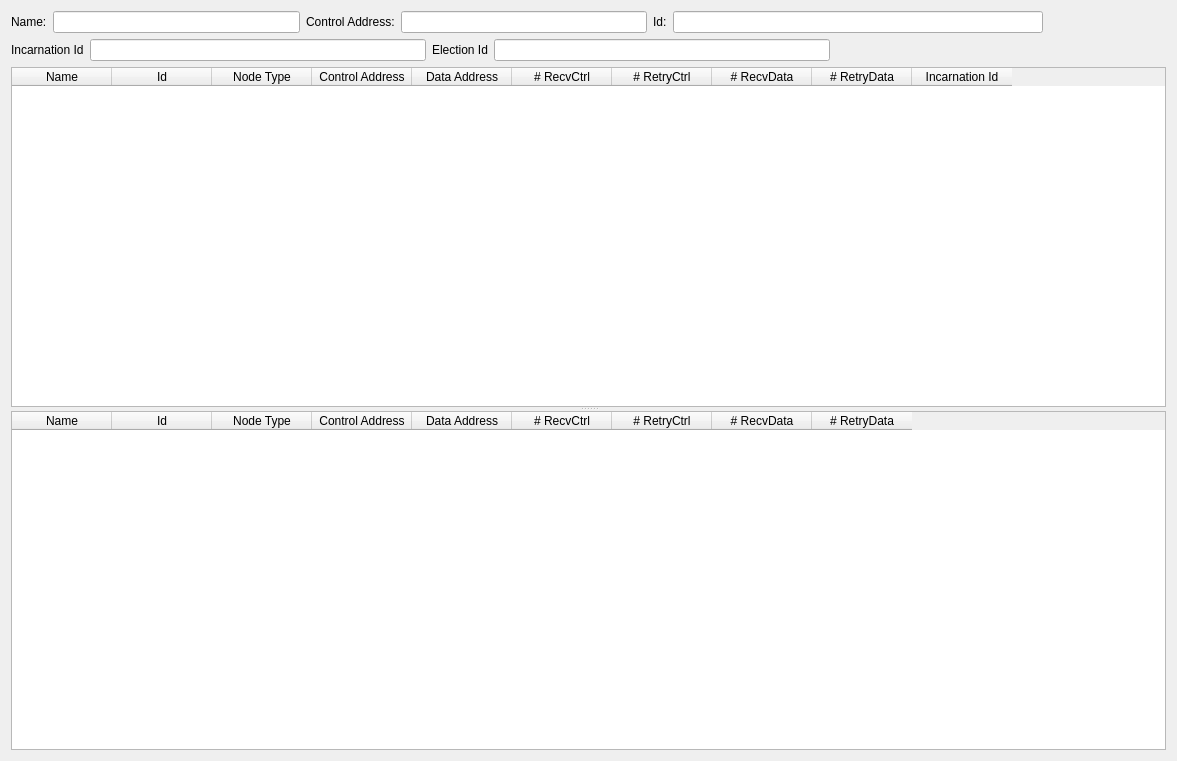
The window that src/dose/dose_dobexplorer.ss/src/RawStatisticsPage.ui (SafirSDK/safir-sdk-core) describes before a commit, drawn with Qt 5.
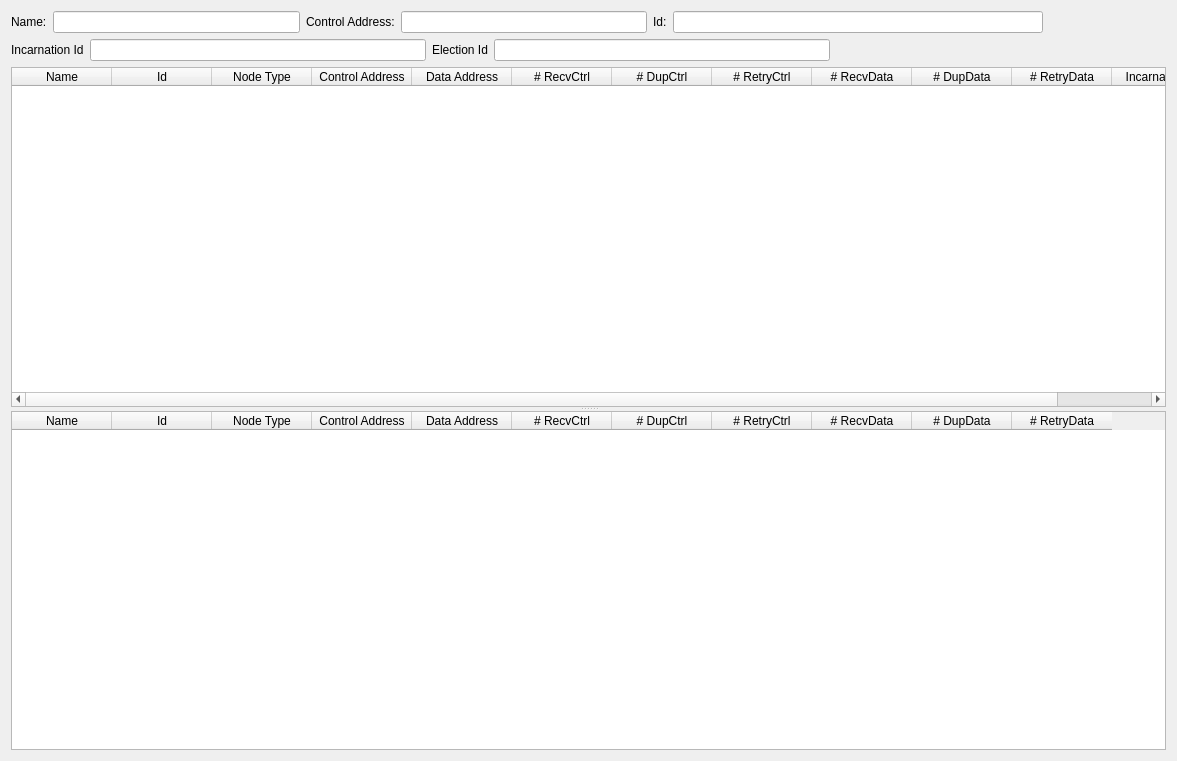
The same window after the commit.

What changed in the file:
```diff
--- a/src/dose/dose_dobexplorer.ss/src/RawStatisticsPage.ui
+++ b/src/dose/dose_dobexplorer.ss/src/RawStatisticsPage.ui
@@ -199,6 +199,14 @@
         <string>Number of control packets received from this node.</string>
        </property>
       </column>
+      <column>
+       <property name="text">
+        <string># DupCtrl</string>
+       </property>
+       <property name="toolTip">
+        <string>Number of duplicate control packets received from this node.</string>
+       </property>
+      </column>
       <column>
        <property name="text">
         <string># RetryCtrl</string>
@@ -215,6 +223,14 @@
         <string>Number of data packets received from this node.</string>
        </property>
       </column>
+      <column>
+       <property name="text">
+        <string># DupData</string>
+       </property>
+       <property name="toolTip">
+        <string>Number of duplicate data packets received from this node.</string>
+       </property>
+      </column>
       <column>
        <property name="text">
         <string># RetryData</string>
@@ -296,6 +312,14 @@
         <string>Number of control packets received from this node.</string>
        </property>
       </column>
+      <column>
+       <property name="text">
+        <string># DupCtrl</string>
+       </property>
+       <property name="toolTip">
+        <string>Number of duplicate control packets received from this node.</string>
+       </property>
+      </column>
       <column>
        <property name="text">
         <string># RetryCtrl</string>
@@ -312,6 +336,14 @@
         <string>Number of data packets received from this node.</string>
        </property>
       </column>
+      <column>
+       <property name="text">
+        <string># DupData</string>
+       </property>
+       <property name="toolTip">
+        <string>Number of duplicate data packets received from this node.</string>
+       </property>
+      </column>
       <column>
        <property name="text">
         <string># RetryData</string>
```
